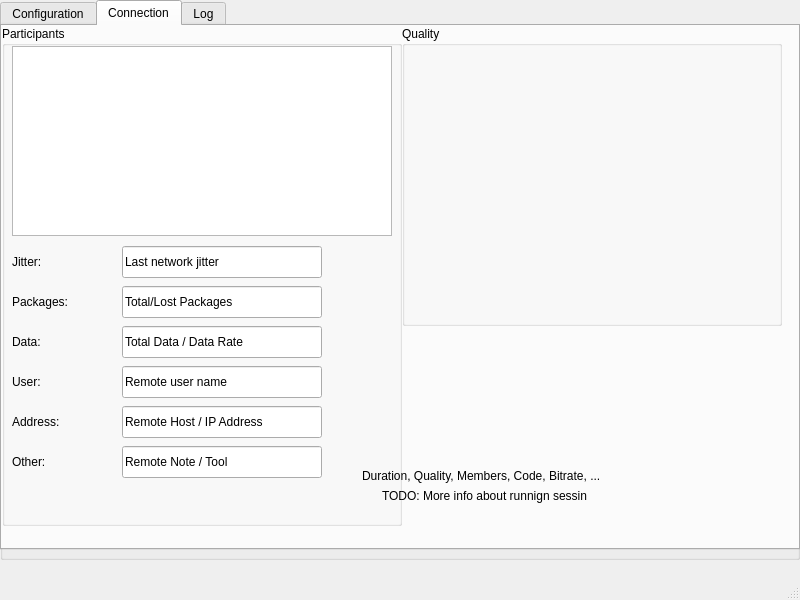
This is src/mainwindow.ui in doe300/OHMComm-GUI as Qt 5 draws it before an edit. The edited form follows.
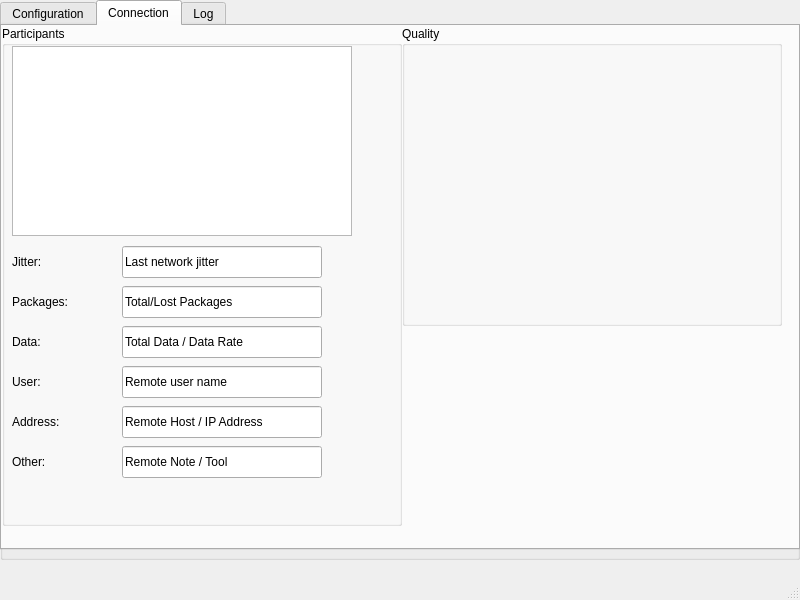
This is the edited form. The open tabs and pages were chosen to show the change.

What changed in the file:
```diff
--- a/src/mainwindow.ui
+++ b/src/mainwindow.ui
@@ -403,32 +403,6 @@
      <attribute name="title">
       <string>Connection</string>
      </attribute>
-     <widget class="QLabel" name="label_7">
-      <property name="geometry">
-       <rect>
-        <x>380</x>
-        <y>460</y>
-        <width>411</width>
-        <height>20</height>
-       </rect>
-      </property>
-      <property name="text">
-       <string>TODO: More info about runnign sessin</string>
-      </property>
-     </widget>
-     <widget class="QLabel" name="label_8">
-      <property name="geometry">
-       <rect>
-        <x>360</x>
-        <y>440</y>
-        <width>501</width>
-        <height>20</height>
-       </rect>
-      </property>
-      <property name="text">
-       <string>Duration, Quality, Members, Code, Bitrate, ...</string>
-      </property>
-     </widget>
      <widget class="QGroupBox" name="groupBox_5">
       <property name="geometry">
        <rect>
@@ -441,16 +415,6 @@
       <property name="title">
        <string>Participants</string>
       </property>
-      <widget class="QTableView" name="participantsTableView">
-       <property name="geometry">
-        <rect>
-         <x>10</x>
-         <y>20</y>
-         <width>380</width>
-         <height>190</height>
-        </rect>
-       </property>
-      </widget>
       <widget class="QLabel" name="label_18">
        <property name="geometry">
         <rect>
@@ -625,6 +589,16 @@
         <bool>true</bool>
        </property>
       </widget>
+      <widget class="QListView" name="participantsListView">
+       <property name="geometry">
+        <rect>
+         <x>10</x>
+         <y>20</y>
+         <width>340</width>
+         <height>190</height>
+        </rect>
+       </property>
+      </widget>
      </widget>
      <widget class="QGroupBox" name="groupBox_6">
       <property name="geometry">
```
Left out of the diff: 16 changed lines with no effect on the pictures.
